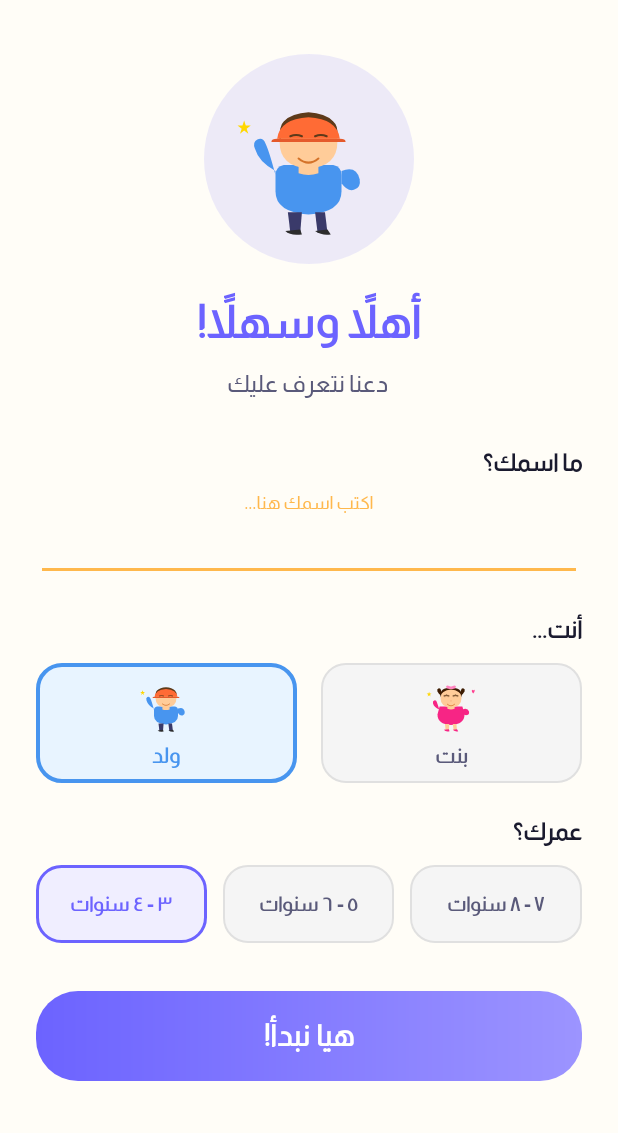
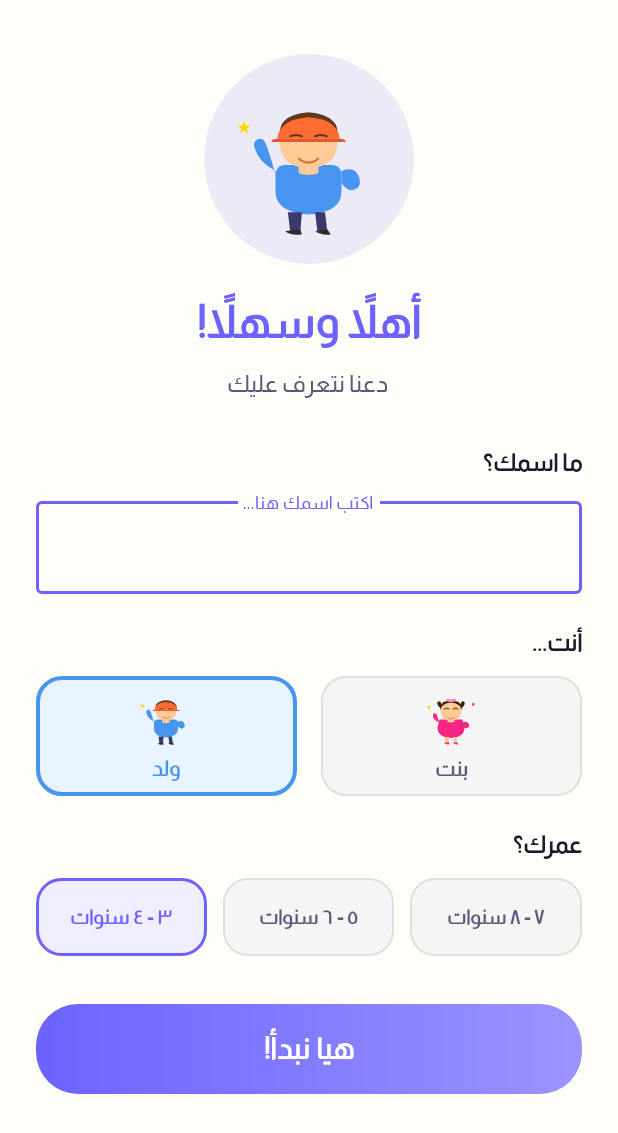
Before and after one commit to yusufquteb/rawdah, an Android app: the screen it shows after launch (SetupActivity), on a phone screen of 412 x 824 dp. Shown: the top 1133 px of the screen. Run offline under Robolectric (Android 15) with nearby library versions, the phone set to English and light mode, and no system bars.

Commit message:
Fix build errors: Gradle Java 21 compatibility + invalid style reference
- Upgrade Gradle wrapper 8.0 → 8.7 (Java 21 requires Gradle 8.4+)
- Fix activity_setup.xml: change Widget.MaterialComponents.TextInputLayout
  .OutlinedBox.Rounded to .OutlinedBox (the Rounded variant does not exist)
- Add primary_purple and accent_orange color aliases to colors.xml

https://claude.ai/code/session_01Qi3TVXYMSRVs3jtENxTiPp

```diff
--- a/app/src/main/res/layout/activity_setup.xml
+++ b/app/src/main/res/layout/activity_setup.xml
@@ -73,7 +73,7 @@
             android:layout_width="match_parent"
             android:layout_height="wrap_content"
             android:layout_marginTop="8dp"
-            style="@style/Widget.MaterialComponents.TextInputLayout.OutlinedBox.Rounded">
+            style="@style/Widget.MaterialComponents.TextInputLayout.OutlinedBox">
 
             <com.google.android.material.textfield.TextInputEditText
                 android:id="@+id/et_name"
```
Also changed, not shown: gradle/wrapper/gradle-wrapper.properties.
